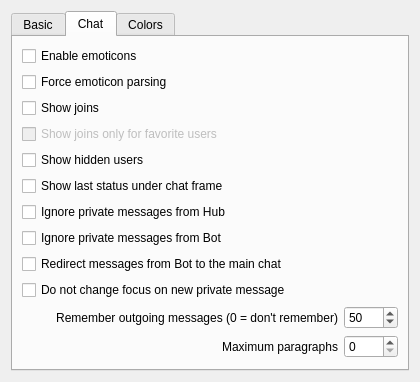
The window that eiskaltdcpp/ui/UISettingsGUI.ui (eiskaltdcpp/eiskaltdcpp) describes before a commit, drawn with Qt 5.
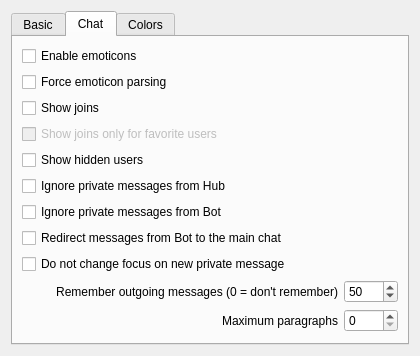
The same window after the commit. The open tabs and pages were chosen to show the change.

What changed in the file:
```diff
--- a/eiskaltdcpp/ui/UISettingsGUI.ui
+++ b/eiskaltdcpp/ui/UISettingsGUI.ui
@@ -7,7 +7,7 @@
     <x>0</x>
     <y>0</y>
     <width>420</width>
-    <height>381</height>
+    <height>346</height>
    </rect>
   </property>
   <property name="windowTitle">
@@ -191,13 +191,6 @@
          </property>
         </widget>
        </item>
-       <item>
-        <widget class="QCheckBox" name="checkBox_LAST_STATUS">
-         <property name="text">
-          <string>Show last status under chat frame</string>
-         </property>
-        </widget>
-       </item>
        <item>
         <widget class="QCheckBox" name="checkBox_IGNOREPMHUB">
          <property name="text">
```
